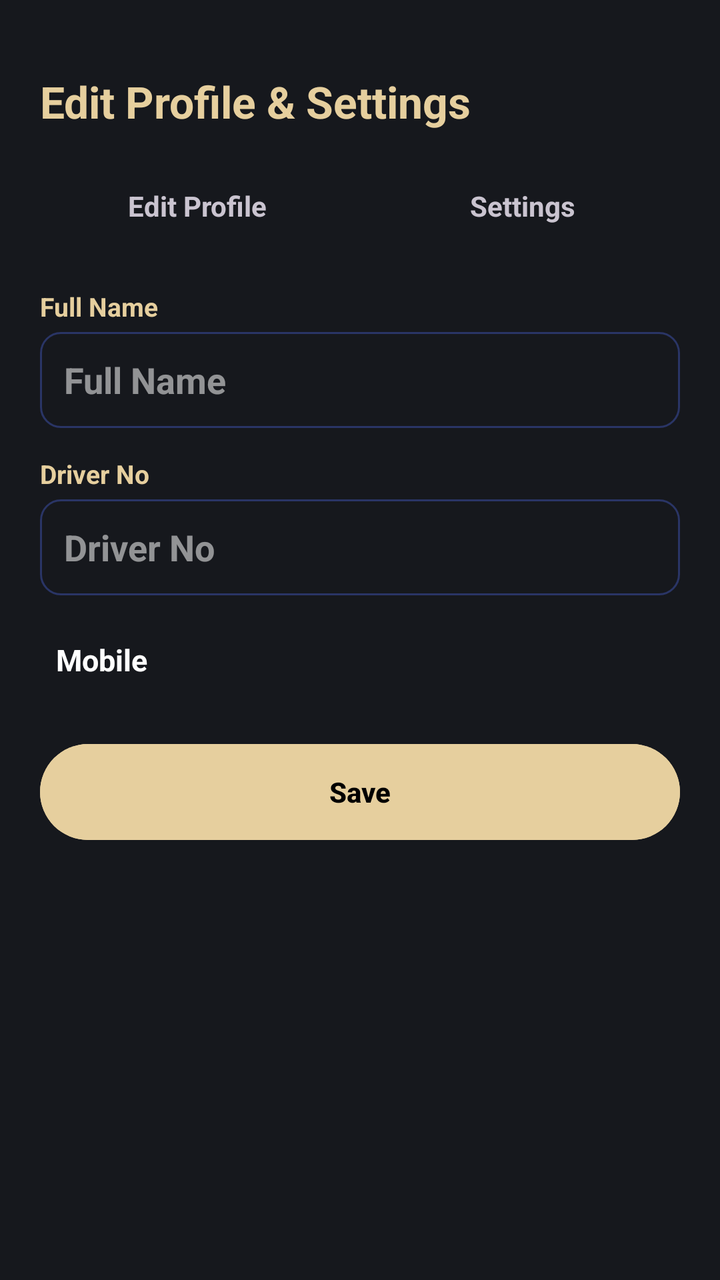
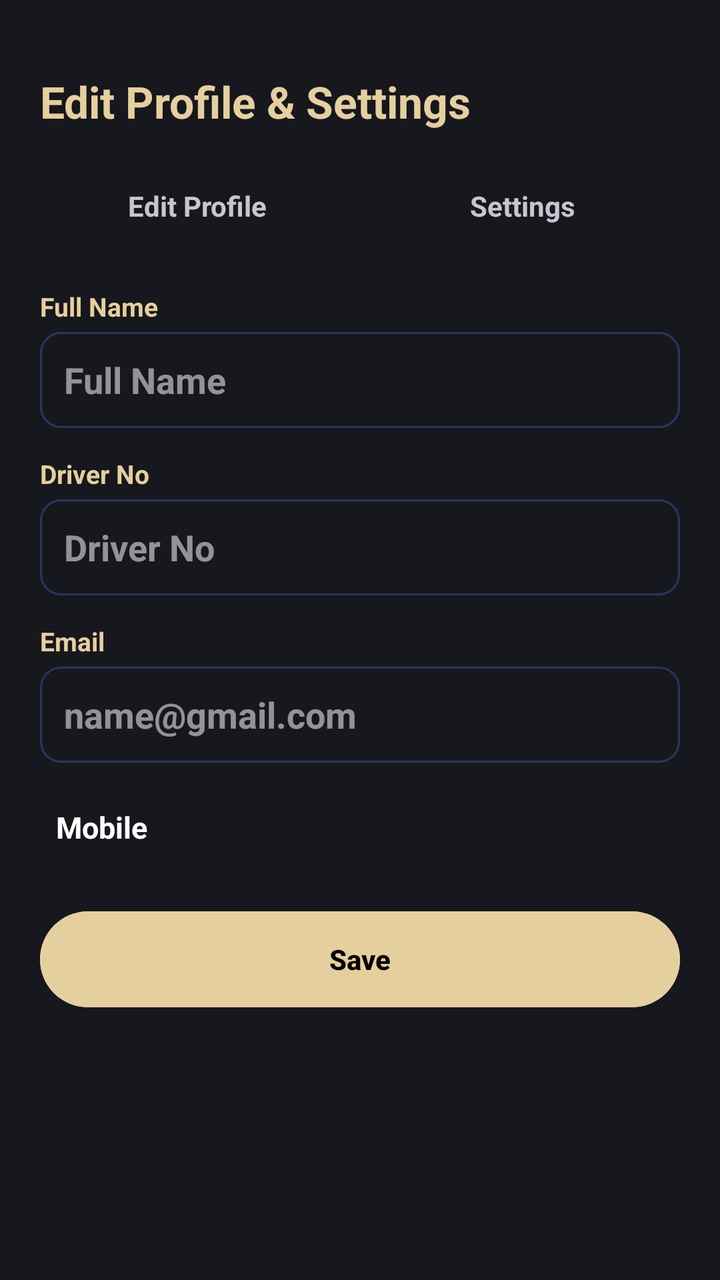

The first picture is an Android layout as it rendered before a commit; the second is the same layout after the commit. The layout source and the unified diff follow.
<!-- AndroidManifest.xml: activity theme Theme.TargetAchieve.Dark -->
<!-- res/layout/activity_profile_edit.xml -->
<?xml version="1.0" encoding="utf-8"?>
<ScrollView xmlns:android="http://schemas.android.com/apk/res/android"
    android:layout_width="match_parent"
    android:layout_height="match_parent"
    android:background="@color/ta_graphite"
    android:fillViewport="true">

    <LinearLayout
        android:layout_width="match_parent"
        android:layout_height="wrap_content"
        android:orientation="vertical"
        android:padding="20dp">

        <TextView
            android:layout_width="match_parent"
            android:layout_height="wrap_content"
            android:layout_marginTop="16dp"
            android:layout_marginBottom="16dp"
            android:text="Edit Profile &amp; Settings"
            android:textColor="@color/ta_champagne"
            android:textSize="22sp"
            android:textStyle="bold" />

        
        <LinearLayout
            android:layout_width="match_parent"
            android:layout_height="wrap_content"
            android:layout_marginBottom="20dp"
            android:orientation="horizontal">

            <TextView
                android:id="@+id/tabProfile"
                android:layout_width="0dp"
                android:layout_height="wrap_content"
                android:layout_weight="1"
                android:gravity="center"
                android:padding="12dp"
                android:text="Edit Profile"
                android:textStyle="bold" />

            <View
                android:layout_width="6dp"
                android:layout_height="1dp" />

            <TextView
                android:id="@+id/tabSettings"
                android:layout_width="0dp"
                android:layout_height="wrap_content"
                android:layout_weight="1"
                android:gravity="center"
                android:padding="12dp"
                android:text="Settings"
                android:textStyle="bold" />
        </LinearLayout>

        
        <LinearLayout
            android:id="@+id/sectionProfile"
            android:layout_width="match_parent"
            android:layout_height="wrap_content"
            android:orientation="vertical">

            <TextView
                android:layout_width="wrap_content"
                android:layout_height="wrap_content"
                android:layout_marginBottom="4dp"
                android:text="Full Name"
                android:textColor="@color/ta_champagne"
                android:textSize="13sp"
                android:textStyle="bold" />

            <EditText
                android:id="@+id/etEditName"
                android:layout_width="match_parent"
                android:layout_height="48dp"
                android:layout_marginBottom="14dp"
                android:background="@drawable/bg_edit_ta"
                android:hint="Full Name"
                android:inputType="textPersonName"
                android:paddingHorizontal="12dp"
                android:textColor="@color/ta_white"
                android:textColorHint="#88FFFFFF"
                android:textStyle="bold" />

            <TextView
                android:layout_width="wrap_content"
                android:layout_height="wrap_content"
                android:layout_marginBottom="4dp"
                android:text="Driver No"
                android:textColor="@color/ta_champagne"
                android:textSize="13sp"
                android:textStyle="bold" />

            <EditText
                android:id="@+id/etEditDriverId"
                android:layout_width="match_parent"
                android:layout_height="48dp"
                android:layout_marginBottom="14dp"
                android:background="@drawable/bg_edit_ta"
                android:hint="Driver No"
                android:inputType="text"
                android:paddingHorizontal="12dp"
                android:textColor="@color/ta_white"
                android:textColorHint="#88FFFFFF"
                android:textStyle="bold" />

            <TextView
                android:id="@+id/tvEditMobile"
                android:layout_width="match_parent"
                android:layout_height="wrap_content"
                android:layout_marginBottom="20dp"
                android:padding="8dp"
                android:text="Mobile"
                android:textColor="@color/ta_white"
                android:textSize="15sp"
                android:textStyle="bold" />

            <Button
                android:id="@+id/btnSaveProfile"
                android:layout_width="match_parent"
                android:layout_height="wrap_content"
                android:backgroundTint="@color/ta_champagne"
                android:minHeight="56dp"
                android:text="Save"
                android:textColor="#000000"
                android:textStyle="bold" />
        </LinearLayout>

        
        <LinearLayout
            android:id="@+id/sectionSettings"
            android:layout_width="match_parent"
            android:layout_height="wrap_content"
            android:orientation="vertical"
            android:visibility="gone">

            <TextView
                android:layout_width="wrap_content"
                android:layout_height="wrap_content"
                android:text="Calculation Rate"
                android:textColor="@color/ta_champagne"
                android:textSize="17sp"
                android:textStyle="bold" />

            <TextView
                android:id="@+id/tvRateTaxi"
                android:layout_width="wrap_content"
                android:layout_height="wrap_content"
                android:layout_marginTop="4dp"
                android:text="Rates for: -"
                android:textColor="@color/ta_white"
                android:textSize="13sp" />

            <RadioGroup
                android:id="@+id/rgRateMode"
                android:layout_width="match_parent"
                android:layout_height="wrap_content"
                android:layout_marginTop="8dp"
                android:layout_marginBottom="12dp"
                android:orientation="horizontal">

                <RadioButton
                    android:id="@+id/rbRateDefault"
                    android:layout_width="wrap_content"
                    android:layout_height="wrap_content"
                    android:checked="true"
                    android:text="Default"
                    android:textColor="@color/ta_white"
                    android:textStyle="bold" />

                <RadioButton
                    android:id="@+id/rbRateCustom"
                    android:layout_width="wrap_content"
                    android:layout_height="wrap_content"
                    android:layout_marginStart="24dp"
                    android:text="Customize"
                    android:textColor="@color/ta_white"
                    android:textStyle="bold" />
            </RadioGroup>

            
            <LinearLayout
                android:layout_width="match_parent"
                android:layout_height="wrap_content"
                android:layout_marginBottom="10dp"
                android:gravity="center_vertical"
                android:orientation="horizontal">

                <TextView
                    android:layout_width="0dp"
                    android:layout_height="wrap_content"
                    android:layout_weight="1.3"
                    android:text="Shift Trips Rate"
                    android:textColor="@color/ta_champagne"
                    android:textSize="14sp"
                    android:textStyle="bold" />

                <EditText
                    android:id="@+id/etRateNormal"
                    android:layout_width="0dp"
                    android:layout_height="44dp"
                    android:layout_weight="1"
                    android:background="@drawable/bg_edit_ta"
                    android:gravity="end|center_vertical"
                    android:inputType="numberDecimal"
                    android:paddingHorizontal="12dp"
                    android:textColor="@color/ta_white"
                    android:textStyle="bold" />
            </LinearLayout>

            
            <LinearLayout
                android:id="@+id/rowRateBooking"
                android:layout_width="match_parent"
                android:layout_height="wrap_content"
                android:layout_marginBottom="10dp"
                android:gravity="center_vertical"
                android:orientation="horizontal">

                <TextView
                    android:layout_width="0dp"
                    android:layout_height="wrap_content"
                    android:layout_weight="1.3"
                    android:text="Bookings Rate"
                    android:textColor="@color/ta_champagne"
                    android:textSize="14sp"
                    android:textStyle="bold" />

                <EditText
                    android:id="@+id/etRateBooking"
                    android:layout_width="0dp"
                    android:layout_height="44dp"
                    android:layout_weight="1"
                    android:background="@drawable/bg_edit_ta"
                    android:gravity="end|center_vertical"
                    android:inputType="numberDecimal"
                    android:paddingHorizontal="12dp"
                    android:textColor="@color/ta_white"
                    android:textStyle="bold" />
            </LinearLayout>

            
            <LinearLayout
                android:layout_width="match_parent"
                android:layout_height="wrap_content"
                android:layout_marginBottom="10dp"
                android:gravity="center_vertical"
                android:orientation="horizontal">

                <TextView
                    android:layout_width="0dp"
                    android:layout_height="wrap_content"
                    android:layout_weight="1.3"
                    android:text="KM Hired Rate (Each)"
                    android:textColor="@color/ta_champagne"
                    android:textSize="14sp"
                    android:textStyle="bold" />

                <EditText
                    android:id="@+id/etRateFuel"
                    android:layout_width="0dp"
                    android:layout_height="44dp"
                    android:layout_weight="1"
                    android:background="@drawable/bg_edit_ta"
                    android:gravity="end|center_vertical"
                    android:inputType="numberDecimal"
                    android:paddingHorizontal="12dp"
                    android:textColor="@color/ta_white"
                    android:textStyle="bold" />
            </LinearLayout>

            
            <LinearLayout
                android:layout_width="match_parent"
                android:layout_height="wrap_content"
                android:layout_marginBottom="10dp"
                android:gravity="center_vertical"
                android:orientation="horizontal">

                <TextView
                    android:layout_width="0dp"
                    android:layout_height="wrap_content"
                    android:layout_weight="1.3"
                    android:text="Airport Trips Rate"
                    android:textColor="@color/ta_champagne"
                    android:textSize="14sp"
                    android:textStyle="bold" />

                <EditText
                    android:id="@+id/etRateAirport"
                    android:layout_width="0dp"
                    android:layout_height="44dp"
                    android:layout_weight="1"
                    android:background="@drawable/bg_edit_ta"
                    android:gravity="end|center_vertical"
                    android:inputType="numberDecimal"
                    android:paddingHorizontal="12dp"
                    android:textColor="@color/ta_white"
                    android:textStyle="bold" />
            </LinearLayout>

            <TextView
                android:id="@+id/tvRateNote"
                android:layout_width="match_parent"
                android:layout_height="wrap_content"
                android:layout_marginBottom="14dp"
                android:text="Default = company rates. These values cannot be edited."
                android:textColor="#CFD3E6"
                android:textSize="12sp" />

            <Button
                android:id="@+id/btnSaveRates"
                android:layout_width="match_parent"
                android:layout_height="wrap_content"
                android:backgroundTint="@color/ta_champagne"
                android:minHeight="52dp"
                android:text="Use Default Rates"
                android:textColor="#000000"
                android:textStyle="bold" />

            <View
                android:layout_width="match_parent"
                android:layout_height="1dp"
                android:layout_marginTop="22dp"
                android:layout_marginBottom="14dp"
                android:background="@color/ta_inky_border" />

            <TextView
                android:id="@+id/btnViewSlabSettings"
                android:layout_width="match_parent"
                android:layout_height="wrap_content"
                android:padding="10dp"
                android:text="📊 View Salary Slab"
                android:textColor="@color/ta_white"
                android:textSize="15sp"
                android:textStyle="bold" />
        </LinearLayout>

    </LinearLayout>
</ScrollView>
<!-- resources referenced by this layout -->
<resources>
  <color name="ta_champagne">#E6CF9E</color>
  <color name="ta_graphite">#16181D</color>
  <color name="ta_inky_border">#2A3566</color>
  <color name="ta_white">#FFFFFF</color>
  <!-- drawable bg_edit_ta (drawable) -->
  <?xml version="1.0" encoding="utf-8"?>
  <shape xmlns:android="http://schemas.android.com/apk/res/android" android:shape="rectangle">
      <solid android:color="@color/ta_graphite" />
      <corners android:radius="10dp" />
      <stroke android:width="1dp" android:color="@color/ta_inky_border" />
  </shape>
  <style name="Theme.TargetAchieve.Dark" parent="Theme.Material3.Dark.NoActionBar">
          <item name="colorPrimary">@color/ta_champagne</item>
          <item name="colorOnPrimary">@color/ta_graphite</item>
          <item name="colorSurface">@color/ta_inky_blue</item>
          <item name="colorOnSurface">@color/ta_white</item>
          <item name="android:colorBackground">@color/ta_graphite</item>
          <item name="android:windowBackground">@color/ta_graphite</item>
          <item name="android:statusBarColor">@color/ta_graphite</item>
          <item name="android:navigationBarColor">@color/ta_graphite</item>
          <item name="android:textColorPrimary">@color/ta_white</item>
          <item name="android:textColorSecondary">#CCFFFFFF</item>
      </style>
  <color name="ta_inky_blue">#141B3D</color>
</resources>

<!-- the commit's change to res/layout/activity_profile_edit.xml (unified diff, before → after) -->
@@ -105,6 +105,28 @@
                 android:textStyle="bold" />
 
             <TextView
+                android:layout_width="wrap_content"
+                android:layout_height="wrap_content"
+                android:layout_marginBottom="4dp"
+                android:text="Email"
+                android:textColor="@color/ta_champagne"
+                android:textSize="13sp"
+                android:textStyle="bold" />
+
+            <EditText
+                android:id="@+id/etEditEmail"
+                android:layout_width="match_parent"
+                android:layout_height="48dp"
+                android:layout_marginBottom="14dp"
+                android:background="@drawable/bg_edit_ta"
+                android:hint="name@gmail.com"
+                android:inputType="textEmailAddress"
+                android:paddingHorizontal="12dp"
+                android:textColor="@color/ta_white"
+                android:textColorHint="#88FFFFFF"
+                android:textStyle="bold" />
+
+            <TextView
                 android:id="@+id/tvEditMobile"
                 android:layout_width="match_parent"
                 android:layout_height="wrap_content"
